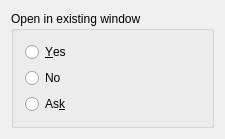
First picture: the form in src/preferencesOpenInExistingWindow.ui, repository KDE/kgraphviewer, before the edit.
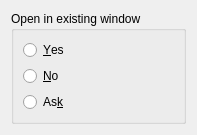
Second picture: the form after the edit.

Diff of the .ui file:
```diff
--- a/src/preferencesOpenInExistingWindow.ui
+++ b/src/preferencesOpenInExistingWindow.ui
@@ -6,41 +6,17 @@
    <rect>
     <x>0</x>
     <y>0</y>
-    <width>225</width>
-    <height>131</height>
+    <width>197</width>
+    <height>128</height>
    </rect>
   </property>
-  <property name="sizePolicy">
-   <sizepolicy hsizetype="Minimum" vsizetype="Minimum">
-    <horstretch>15</horstretch>
-    <verstretch>0</verstretch>
-   </sizepolicy>
-  </property>
-  <property name="minimumSize">
-   <size>
-    <width>100</width>
-    <height>100</height>
-   </size>
-  </property>
   <layout class="QGridLayout">
-   <property name="sizeConstraint">
-    <enum>QLayout::SetMinimumSize</enum>
-   </property>
    <item row="0" column="0">
     <widget class="QGroupBox" name="openInExistingWindowMode">
-     <property name="sizePolicy">
-      <sizepolicy hsizetype="MinimumExpanding" vsizetype="MinimumExpanding">
-       <horstretch>0</horstretch>
-       <verstretch>0</verstretch>
-      </sizepolicy>
-     </property>
      <property name="title">
       <string>Open in existing window</string>
      </property>
      <layout class="QVBoxLayout" name="verticalLayout">
-      <property name="sizeConstraint">
-       <enum>QLayout::SetMinimumSize</enum>
-      </property>
       <item>
        <widget class="QRadioButton" name="yes">
         <property name="text">
@@ -51,10 +27,7 @@
       <item>
        <widget class="QRadioButton" name="no">
         <property name="text">
-         <string>No</string>
-        </property>
-        <property name="shortcut">
-         <string/>
+         <string>&amp;No</string>
         </property>
        </widget>
       </item>
@@ -70,8 +43,6 @@
    </item>
   </layout>
  </widget>
- <layoutdefault spacing="6" margin="11"/>
- <pixmapfunction>qPixmapFromMimeSource</pixmapfunction>
  <resources/>
  <connections/>
 </ui>
```
